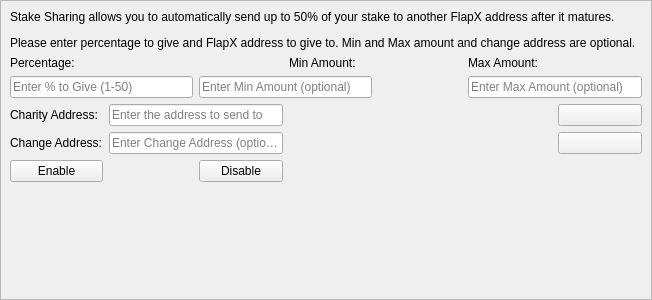
This is src/qt/forms/charitydialog.ui in FlapXCoin/flapxcoin as Qt 5 draws it before an edit. The edited form follows.
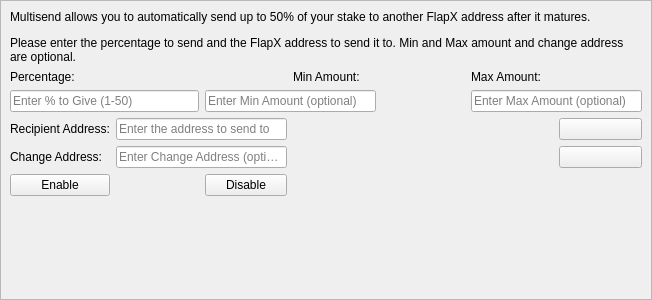
This is the edited form. Icons and pictures are not drawn.

Commit message: GUI: remove the Network placeholder page; name the stake feature Multisend

```diff
--- a/src/qt/forms/charitydialog.ui
+++ b/src/qt/forms/charitydialog.ui
@@ -115,7 +115,7 @@
             <string>Address to send portion of stake to</string>
            </property>
            <property name="text">
-            <string>Charity Address:</string>
+            <string>Recipient Address:</string>
            </property>
           </widget>
          </item>
@@ -218,7 +218,7 @@
             <number>1</number>
            </property>
            <property name="text">
-            <string>&lt;html&gt;&lt;head/&gt;&lt;body&gt;&lt;p&gt;Stake Sharing  allows you to automatically send up to 50% of your stake to another FlapX address after it matures.&lt;/p&gt;&lt;p&gt;Please enter percentage to give and FlapX address to give to. Min and Max amount and change address are optional.&lt;/p&gt;&lt;/body&gt;&lt;/html&gt;</string>
+            <string>&lt;html&gt;&lt;head/&gt;&lt;body&gt;&lt;p&gt;Multisend allows you to automatically send up to 50% of your stake to another FlapX address after it matures.&lt;/p&gt;&lt;p&gt;Please enter the percentage to send and the FlapX address to send it to. Min and Max amount and change address are optional.&lt;/p&gt;&lt;/body&gt;&lt;/html&gt;</string>
            </property>
            <property name="alignment">
             <set>Qt::AlignLeading|Qt::AlignLeft|Qt::AlignTop</set>
```
Left out of the diff: 6 changed lines with no effect on the pictures. The commit also changes 10 other files.
